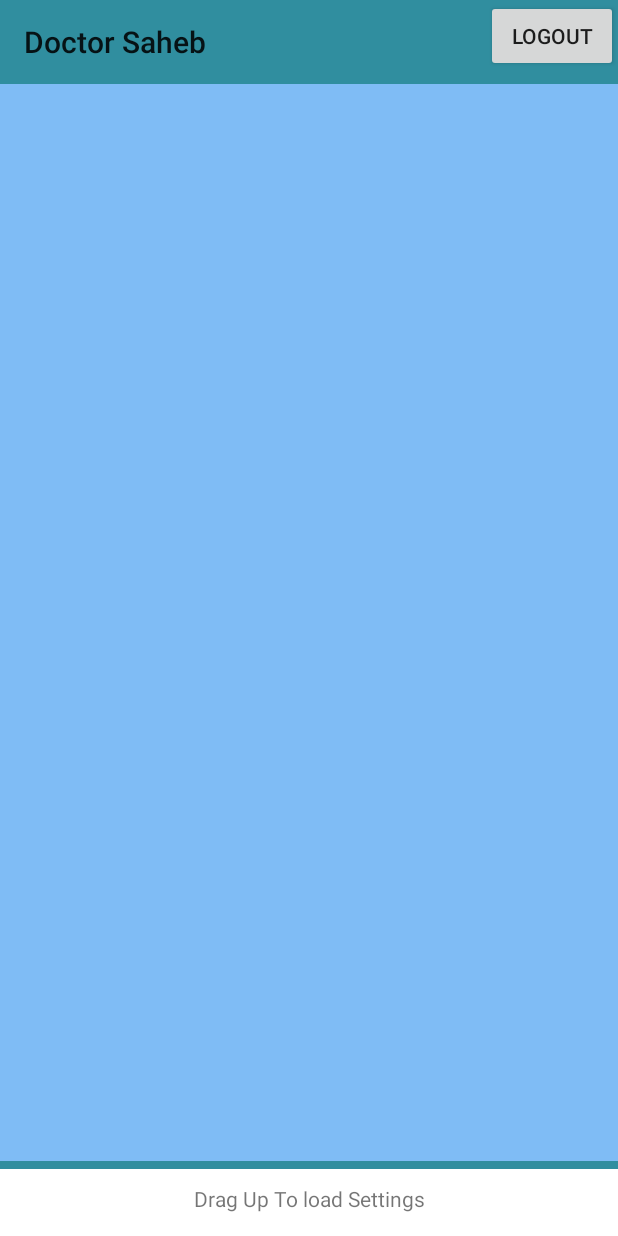
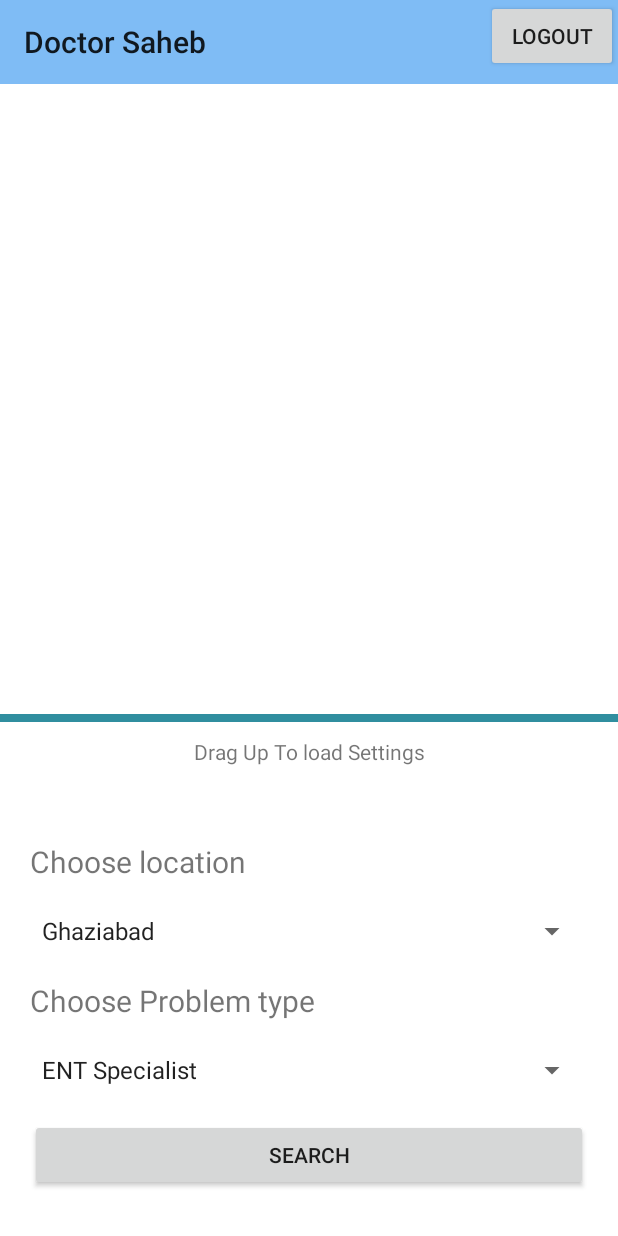
Before and after one commit to srijanbiswas3/DoctorPlus, an Android app: the HomeActivity screen opened directly, with no data from a screen before it, on a phone screen of 412 x 824 dp. Run offline under Robolectric (Android 15) with nearby library versions, the phone set to English and light mode, and no system bars; our stand-ins replace Firebase (no records; nobody signed in at launch, a user with empty details on screens opened directly), Picasso.

Commit message:
card view Created

```diff
--- a/app/build.gradle
+++ b/app/build.gradle
@@ -33,5 +33,9 @@ dependencies {
     implementation 'com.google.firebase:firebase-analytics:17.2.2'
     implementation 'com.google.firebase:firebase-auth:19.2.0'
     implementation 'com.google.android.material:material:1.0.0'
+    implementation 'androidx.recyclerview:recyclerview:1.1.0'
+    implementation 'androidx.cardview:cardview:1.0.0'
+    implementation 'com.squareup.picasso:picasso:2.71828'
+    implementation 'com.firebaseui:firebase-ui-database:3.1.3'
 
 }
--- a/app/src/main/java/com/tesseract/DoctorSaheb/HomeActivity.java
+++ b/app/src/main/java/com/tesseract/DoctorSaheb/HomeActivity.java
@@ -1,27 +1,53 @@
 package com.tesseract.DoctorSaheb;
 
+import androidx.annotation.NonNull;
 import androidx.appcompat.app.AppCompatActivity;
+import androidx.recyclerview.widget.LinearLayoutManager;
+import androidx.recyclerview.widget.RecyclerView;
 
+import android.content.Context;
 import android.content.Intent;
 import android.graphics.Rect;
 import android.os.Bundle;
+import android.view.LayoutInflater;
 import android.view.MotionEvent;
 import android.view.View;
+import android.view.ViewGroup;
+import android.widget.Adapter;
+import android.widget.AdapterView;
+import android.widget.ArrayAdapter;
 import android.widget.Button;
+import android.widget.ImageView;
 import android.widget.LinearLayout;
 import android.widget.RelativeLayout;
+import android.widget.Spinner;
 import android.widget.TextView;
+import android.widget.Toast;
 
+import com.firebase.ui.database.FirebaseRecyclerAdapter;
+import com.firebase.ui.database.FirebaseRecyclerOptions;
 import com.google.android.material.bottomsheet.BottomSheetBehavior;
 import com.google.firebase.auth.FirebaseAuth;
+import com.google.firebase.database.DatabaseReference;
+import com.google.firebase.database.FirebaseDatabase;
+import com.google.firebase.database.Query;
+import com.squareup.picasso.Picasso;
 import com.tesseract.DoctorSaheb.R;
+
+import java.util.ArrayList;
+import java.util.Arrays;
+import java.util.List;
 
 public class HomeActivity extends AppCompatActivity {
 TextView welcome;
 Button logout;
 BottomSheetBehavior bottomSheetBehavior;
 LinearLayout linearLayout;
-RelativeLayout relativeLayout;
+Spinner location;
+Spinner ptype;
+private RecyclerView doclist;
+private DatabaseReference databaseReference;
+private DoctorAdapter adapter;
     @Override
     protected void onCreate(Bundle savedInstanceState) {
         super.onCreate(savedInstanceState);
@@ -29,22 +55,68 @@ RelativeLayout relativeLayout;
         welcome=findViewById(R.id.welcome);
         logout=findViewById(R.id.logout);
         linearLayout=findViewById(R.id.botsheet);
-        relativeLayout= findViewById(R.id.relativeLayout);
         bottomSheetBehavior=BottomSheetBehavior.from(linearLayout);
+        location=findViewById(R.id.location);
+        ptype=findViewById(R.id.ptype);
+        doclist=findViewById(R.id.recyclerview);
+        doclist.setLayoutManager(new LinearLayoutManager(this));
+
+        databaseReference= FirebaseDatabase.getInstance().getReference().child("Doctors");
+        databaseReference.keepSynced(true);
+
+        FirebaseRecyclerOptions<Doctors> options =
+                new FirebaseRecyclerOptions.Builder<Doctors>()
+                        .setQuery(FirebaseDatabase.getInstance().getReference().child("Doctors"), Doctors.class)
+                        .build();
+        adapter = new DoctorAdapter(options);
+        doclist.setAdapter(adapter);
+
+
+
+        String[] loca={"Ghaziabad","Agra","Firozabad","Gazipur","Meerut","Hapur","Mirzapur","Varanasi","Sitapur","Etawah"};
+        String[] type={"ENT Specialist","Orthopadist","gynaecologist","Dermatologists","Allergists","Cardiologists","Gastroenterologists"};
+        List<String> loc=new ArrayList<String >();
+        loc.addAll(Arrays.asList(loca));
+        List<String> typep=new ArrayList<>();
+        typep.addAll(Arrays.asList(type));
+
+
+        ArrayAdapter<String > arrayAdapter=new ArrayAdapter<>(this,android.R.layout.simple_spinner_item,loc);
+        arrayAdapter.setDropDownViewResource(android.R.layout.simple_spinner_dropdown_item);
+        location.setAdapter(arrayAdapter);
+        location.setOnItemSelectedListener(new AdapterView.OnItemSelectedListener() {
+            @Override
+            public void onItemSelected(AdapterView<?> parent, View view, int position, long id) {
+                String item=parent.getItemAtPosition(position).toString();
+                Toast.makeText(getApplicationContext(),item+" Setected",Toast.LENGTH_SHORT).show();
+            }
+
+            @Override
+            public void onNothingSelected(AdapterView<?> parent) {
+
+            }
+        });
+        ArrayAdapter<String > arrayAdapter2=new ArrayAdapter<>(this,android.R.layout.simple_spinner_item,typep);
+        arrayAdapter2.setDropDownViewResource(android.R.layout.simple_spinner_dropdown_item);
+        ptype.setAdapter(arrayAdapter2);
+        ptype.setOnItemSelectedListener(new AdapterView.OnItemSelectedListener() {
+            @Override
+            public void onItemSelected(AdapterView<?> parent, View view, int position, long id) {
+                String item=parent.getItemAtPosition(position).toString();
+                Toast.makeText(getApplicationContext(),item+" Setected",Toast.LENGTH_SHORT).show();
+            }
+
+            @Override
+            public void onNothingSelected(AdapterView<?> parent) {
+
+            }
+        });
+
+
 
 
         String name=getIntent().getStringExtra("name");
         welcome.setText(name);
-        /*relativeLayout.setOnTouchListener(new View.OnTouchListener() {
-            @Override
-            public boolean onTouch(View v, MotionEvent event) {
-                if(bottomSheetBehavior.getState()==BottomSheetBehavior.STATE_EXPANDED)
-                {
-                    bottomSheetBehavior.setState(BottomSheetBehavior.STATE_COLLAPSED);
-                }
-
-            }
-        });*/
 
         logout.setOnClickListener(new View.OnClickListener() {
             @Override
@@ -72,4 +144,24 @@ RelativeLayout relativeLayout;
         return super.dispatchTouchEvent(event);
     }
 
+
+    @Override
+    protected void onStart() {
+        super.onStart();
+        bottomSheetBehavior.setState(BottomSheetBehavior.STATE_EXPANDED);
+        adapter.startListening();
+
+
+
+    }
+    @Override
+    protected void onStop() {
+        super.onStop();
+        adapter.stopListening();
+    }
+
+
+
+
+
 }
--- a/app/src/main/java/com/tesseract/DoctorSaheb/ProfileActivity.java
+++ b/app/src/main/java/com/tesseract/DoctorSaheb/ProfileActivity.java
@@ -51,6 +51,8 @@ public class ProfileActivity extends AppCompatActivity {
         reff = FirebaseDatabase.getInstance().getReference().child("Member");
 
         reff2 = FirebaseDatabase.getInstance().getReference().child("Member");
+        reff2.keepSynced(true);
+        reff.keepSynced(true);
 
         reff.addValueEventListener(new ValueEventListener() {
             @Override
--- a/app/src/main/res/layout/activity_home.xml
+++ b/app/src/main/res/layout/activity_home.xml
@@ -4,24 +4,36 @@
     xmlns:tools="http://schemas.android.com/tools"
     android:layout_width="match_parent"
     android:layout_height="match_parent"
-    android:background="@color/colorAccent"
+    android:background="@android:color/white"
     tools:context="com.tesseract.DoctorSaheb.HomeActivity">
+
     <RelativeLayout
         android:layout_width="match_parent"
         android:layout_height="match_parent"
-        android:id="@+id/relativeLayout">
+        android:id="@+id/relativeLayout"
+        android:layout_marginBottom="60dp">
+        <androidx.appcompat.widget.Toolbar
+            android:layout_width="match_parent"
+            android:layout_height="wrap_content"
+            android:background="@color/colorAccent"
+            app:title="Doctor Saheb"
+            android:id="@+id/toolbar"/>
     <TextView
         android:layout_width="wrap_content"
         android:layout_height="wrap_content"
-        android:layout_centerInParent="true"
-        android:textSize="30sp"
+        android:layout_below="@+id/toolbar"
+        android:textSize="15sp"
+        android:layout_margin="5dp"
         android:id="@+id/welcome"/>
-    <androidx.appcompat.widget.Toolbar
-        android:layout_width="match_parent"
-        android:layout_height="wrap_content"
-        android:background="@color/colorPrimaryDark"
-        app:title="Doctor Saheb"
-        android:id="@+id/toolbar"/>
+        <androidx.recyclerview.widget.RecyclerView
+            android:layout_width="match_parent"
+            android:layout_height="wrap_content"
+            android:id="@+id/recyclerview"
+            android:layout_below="@+id/welcome"
+            android:layout_margin="7dp"
+            android:layout_marginBottom="15dp"
+            />
+
     <Button
         android:layout_width="wrap_content"
         android:layout_height="wrap_content"
--- a/app/src/main/res/layout/bottom_sheet.xml
+++ b/app/src/main/res/layout/bottom_sheet.xml
@@ -31,6 +31,7 @@
         android:layout_width="match_parent"
         android:layout_height="25dp"
         android:layout_margin="20dp"
+        android:spinnerMode="dialog"
         android:id="@+id/location"/>
     <TextView
         android:layout_width="match_parent"
@@ -40,6 +41,7 @@
         android:layout_marginLeft="20dp"
         />
     <Spinner
+        android:spinnerMode="dialog"
         android:layout_width="match_parent"
         android:layout_height="25dp"
         android:layout_margin="20dp"
```
Also changed, not shown: app/src/main/java/com/tesseract/DoctorSaheb/DoctorAdapter.java (added, +56 -0 lines), app/src/main/java/com/tesseract/DoctorSaheb/Doctors.java (added, +52 -0 lines), app/src/main/res/layout/doctor_card.xml (added, +65 -0 lines).
